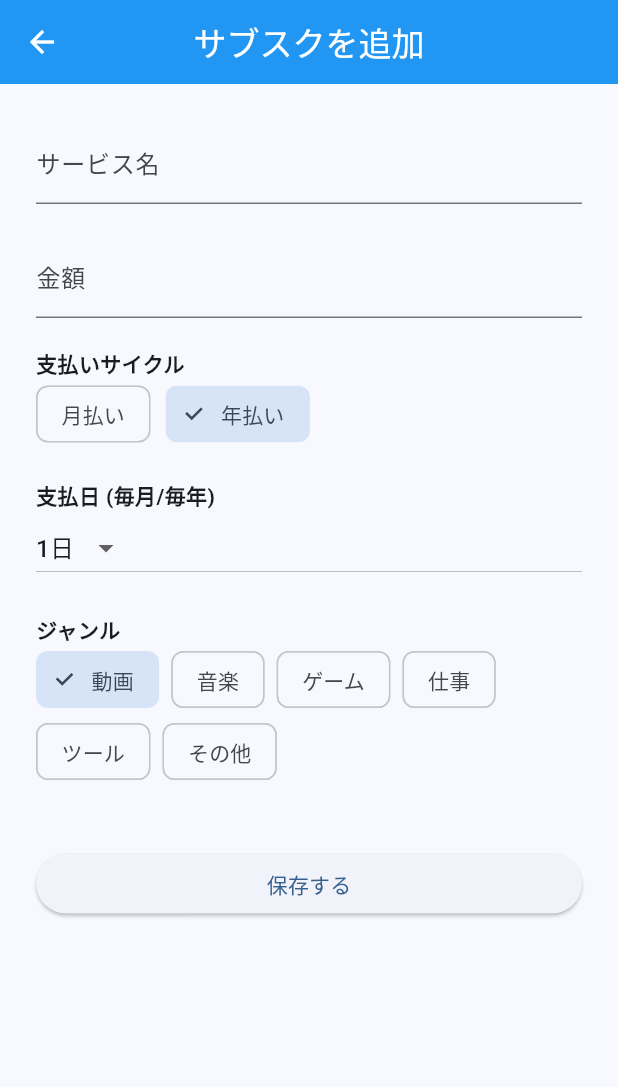
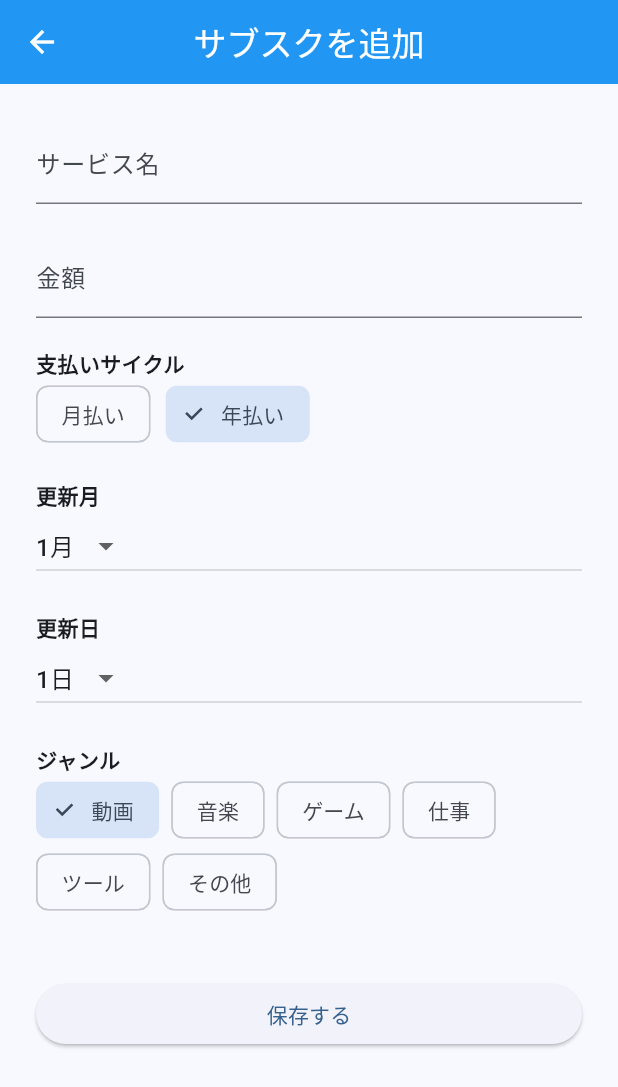
Before and after one commit to duck6522-hue/flutter_application_1, a Flutter app: the AddScreen screen opened directly, after a tap on "年払い", on a phone screen of 412 x 824 dp. Shown: the top 1087 px of the screen. Run offline on Flutter 3.47's test engine with Material 3 defaults, Android fonts, the phone set to English and light mode, and no system bars; our stand-ins replace fl_chart, shared_preferences; accounts and stored records are empty.

Commit message:
final yearly update

```diff
--- a/lib/add_screen.dart
+++ b/lib/add_screen.dart
@@ -11,9 +11,10 @@ class AddScreen extends StatefulWidget {
 class _AddScreenState extends State<AddScreen> {
   final _nameController = TextEditingController();
   final _priceController = TextEditingController();
+  int _selectedMonth = 1; // ★追加：更新月
   int _selectedDay = 1;
   String _selectedGenre = '動画';
-  bool _isYearly = false; // ★追加：年払いフラグ
+  bool _isYearly = false;
 
   final List<String> _genres = ['動画', '音楽', 'ゲーム', '仕事', 'ツール', 'その他'];
 
@@ -23,6 +24,7 @@ class _AddScreenState extends State<AddScreen> {
     if (widget.editData != null) {
       _nameController.text = widget.editData!['name'];
       _priceController.text = widget.editData!['price'].toString();
+      _selectedMonth = widget.editData!['month'] ?? 1; // ★追加
       _selectedDay = widget.editData!['day'];
       _selectedGenre = widget.editData!['genre'];
       _isYearly = widget.editData!['isYearly'] ?? false;
@@ -41,7 +43,6 @@ class _AddScreenState extends State<AddScreen> {
           TextField(controller: _priceController, decoration: const InputDecoration(labelText: '金額'), keyboardType: TextInputType.number),
           const SizedBox(height: 20),
 
-          // ★追加：月払い/年払いの選択
           const Text('支払いサイクル', style: TextStyle(fontWeight: FontWeight.bold)),
           Row(
             children: [
@@ -52,7 +53,18 @@ class _AddScreenState extends State<AddScreen> {
           ),
           const SizedBox(height: 20),
 
-          const Text('支払日 (毎月/毎年)', style: TextStyle(fontWeight: FontWeight.bold)),
+          // ★追加：年払いの時だけ「月」の選択肢を出す
+          if (_isYearly) ...[
+            const Text('更新月', style: TextStyle(fontWeight: FontWeight.bold)),
+            DropdownButton<int>(
+              value: _selectedMonth,
+              items: List.generate(12, (i) => DropdownMenuItem(value: i + 1, child: Text('${i + 1}月'))),
+              onChanged: (val) => setState(() => _selectedMonth = val!),
+            ),
+            const SizedBox(height: 20),
+          ],
+
+          Text(_isYearly ? '更新日' : '支払日 (毎月)', style: const TextStyle(fontWeight: FontWeight.bold)),
           DropdownButton<int>(
             value: _selectedDay,
             items: List.generate(31, (i) => DropdownMenuItem(value: i + 1, child: Text('${i + 1}日'))),
@@ -75,9 +87,10 @@ class _AddScreenState extends State<AddScreen> {
               Navigator.pop(context, {
                 'name': _nameController.text,
                 'price': int.parse(_priceController.text),
+                'month': _selectedMonth, // ★追加
                 'day': _selectedDay,
                 'genre': _selectedGenre,
-                'isYearly': _isYearly, // ★追加
+                'isYearly': _isYearly,
               });
             },
             child: const Text('保存する'),
```
Also changed, not shown: lib/home_screen.dart (+45 -20 lines), 3 other files.
